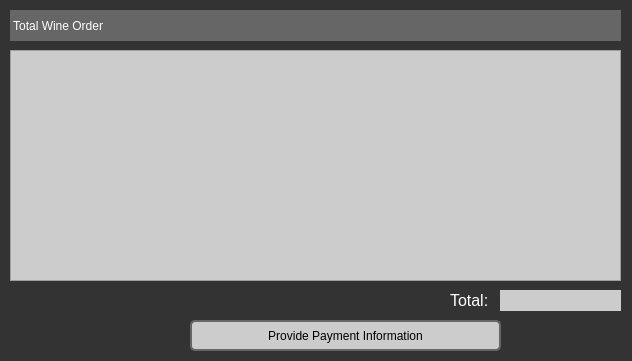
Before: the Qt Designer form totalwineorder.ui in tyler949/CS1D-FirstPorject, drawn with Qt 5.
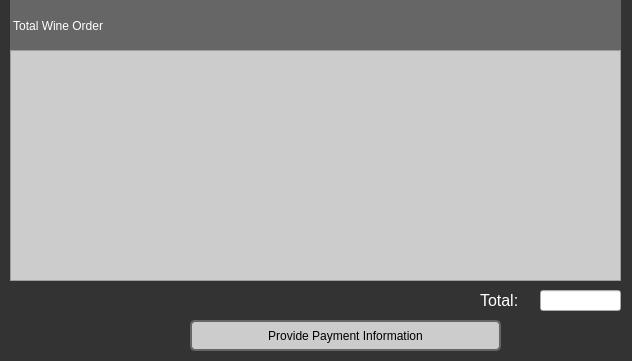
After: the same form once the commit is applied.

```diff
--- a/totalwineorder.ui
+++ b/totalwineorder.ui
@@ -74,9 +74,9 @@
    <property name="geometry">
     <rect>
      <x>10</x>
-     <y>10</y>
+     <y>0</y>
      <width>611</width>
-     <height>31</height>
+     <height>51</height>
     </rect>
    </property>
    <property name="text">
@@ -115,10 +115,10 @@
   <widget class="QLabel" name="label_2">
    <property name="geometry">
     <rect>
-     <x>450</x>
-     <y>290</y>
-     <width>51</width>
-     <height>21</height>
+     <x>480</x>
+     <y>280</y>
+     <width>61</width>
+     <height>41</height>
     </rect>
    </property>
    <property name="font">
@@ -130,17 +130,20 @@
     <string>Total:</string>
    </property>
   </widget>
-  <widget class="QLabel" name="totalLabel">
+  <widget class="QLineEdit" name="lineEdit">
    <property name="geometry">
     <rect>
-     <x>500</x>
+     <x>540</x>
      <y>290</y>
-     <width>121</width>
+     <width>81</width>
      <height>21</height>
     </rect>
    </property>
-   <property name="text">
-    <string/>
+   <property name="alignment">
+    <set>Qt::AlignRight|Qt::AlignTrailing|Qt::AlignVCenter</set>
+   </property>
+   <property name="readOnly">
+    <bool>true</bool>
    </property>
   </widget>
  </widget>
```
Left out of the diff: 2 changed lines with no effect on the pictures.
